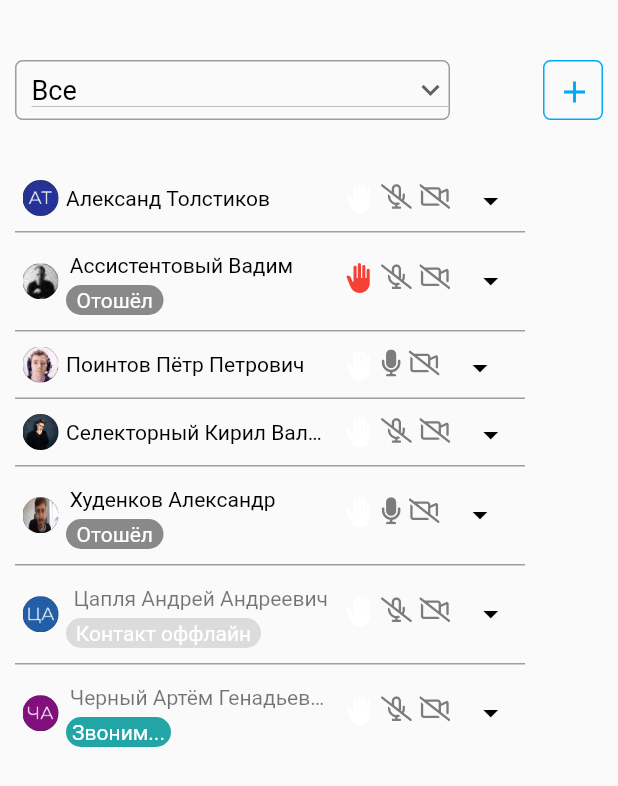
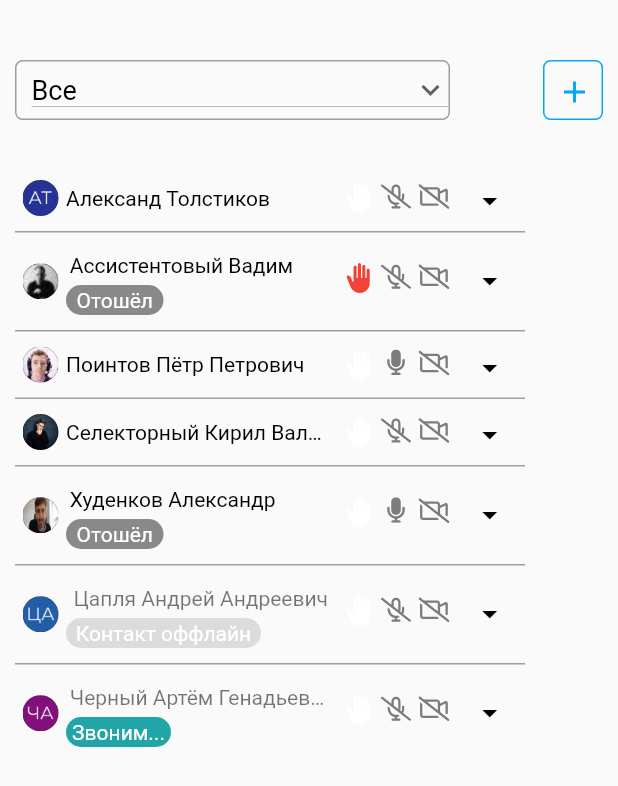
Before and after one commit to Lancer22sm/flutter_application_1, a Flutter app: the screen it shows after launch, on a phone screen of 412 x 824 dp. Shown: the top 786 px of the screen. Run offline on Flutter 3.47's test engine with Material 2 defaults, Android fonts, the phone set to English and light mode, and no system bars; our stand-ins replace flutter_svg; Roboto replaces fonts that are missing (Montserrat).

Commit message:
иконки ровные

```diff
--- a/lib/main.dart
+++ b/lib/main.dart
@@ -209,7 +209,7 @@ class _MyHomePageState extends State<MyHomePage> {
             _MyMethods.myRowPeople(
                 "Поинтов Пётр Петрович",
                 Image.asset('assets/images/image3.jpg', width: 24, height: 24),
-                SvgPicture.asset('assets/icons/mic_on.svg', height: 18),
+                SvgPicture.asset('assets/icons/mic_on.svg', height: 17),
                 SvgPicture.asset('assets/icons/camera_off.svg', height: 18),
                 const Icon(
                   Icons.back_hand,
@@ -247,7 +247,7 @@ class _MyHomePageState extends State<MyHomePage> {
             _MyMethods.myRowPeople(
                 "Худенков Александр",
                 Image.asset('assets/images/image5.jpg', width: 24, height: 24),
-                SvgPicture.asset('assets/icons/mic_on.svg', height: 18),
+                SvgPicture.asset('assets/icons/mic_on.svg', height: 17),
                 SvgPicture.asset('assets/icons/camera_off.svg', height: 18),
                 const Icon(
                   Icons.back_hand,
--- a/lib/my_methods.dart
+++ b/lib/my_methods.dart
@@ -225,7 +225,10 @@ class MyMethods extends StatelessWidget {
                           spacing: 5,
                           children: <Widget>[
                             iconHand,
-                            svgMicro,
+                            SizedBox(
+                              width: 20,
+                              child: svgMicro,
+                            ),
                             svgCamera,
                             const Padding(padding: EdgeInsets.only(left: 5)),
                             const Icon(Icons.arrow_drop_down,
```
